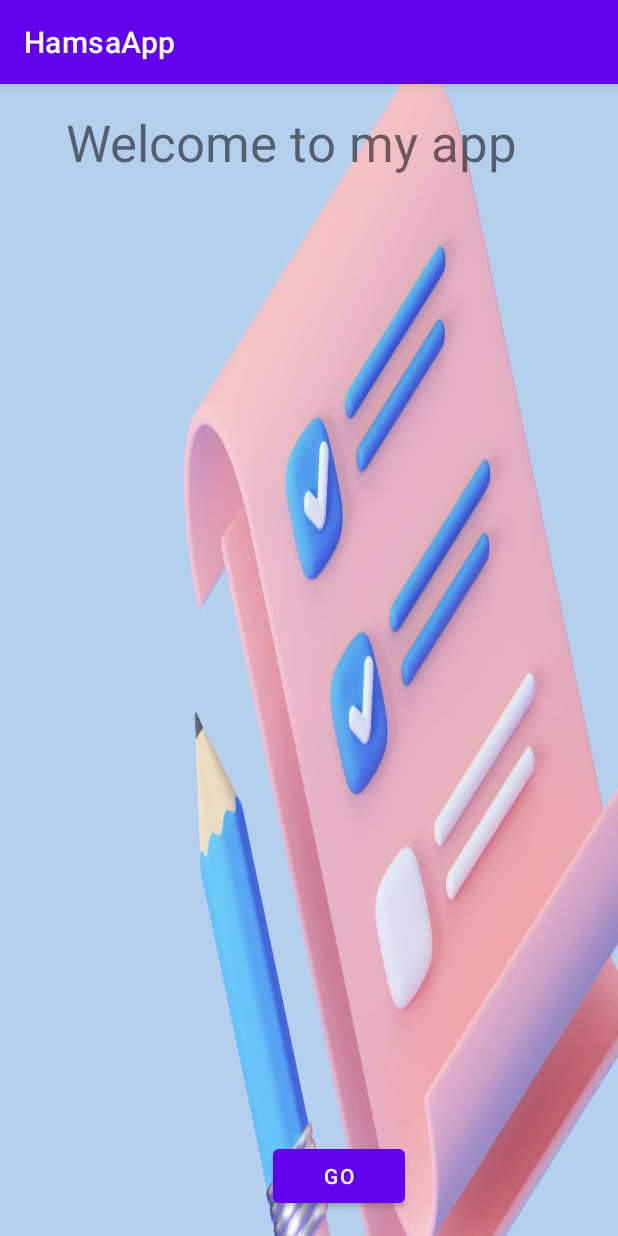
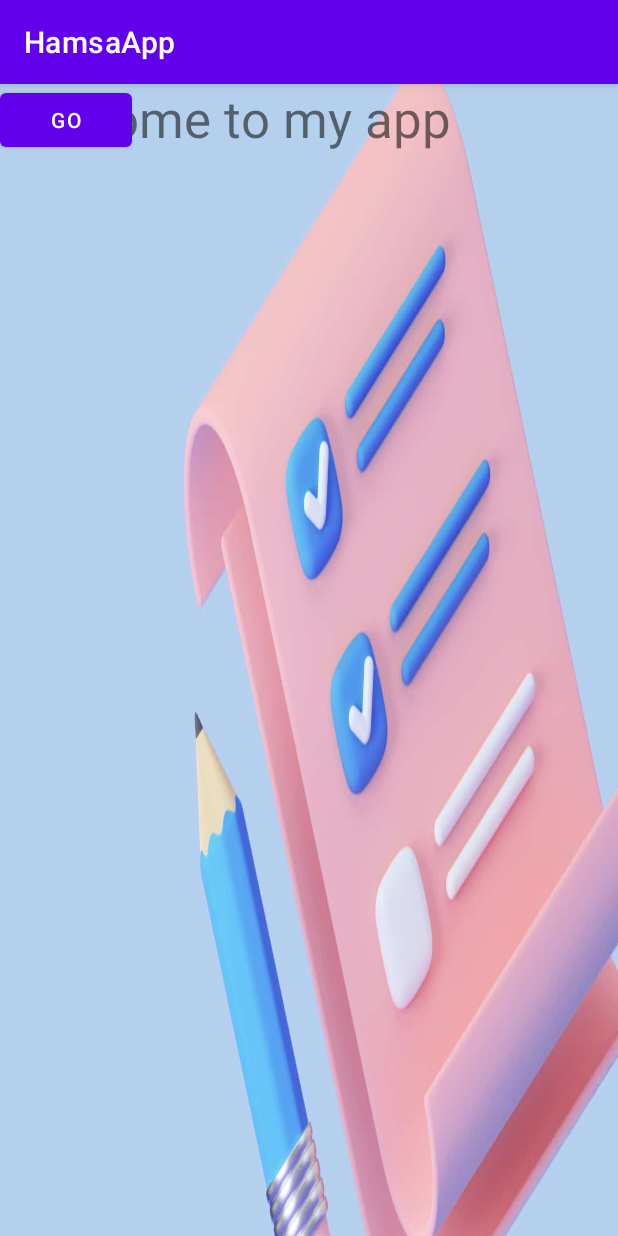
Before and after one commit to Hamsa9526Awad/HamsaApp, an Android app: the screen it shows after launch (MainActivity), on a phone screen of 412 x 824 dp. Run offline under Robolectric (Android 15) with nearby library versions, the phone set to English and light mode, and no system bars.

Commit message:
design main xml to do: add image

```diff
--- a/app/src/main/java/com/example/hamsaapp/SignIn.java
+++ b/app/src/main/java/com/example/hamsaapp/SignIn.java
@@ -3,12 +3,17 @@ package com.example.hamsaapp;
 import androidx.appcompat.app.AppCompatActivity;
 
 import android.os.Bundle;
+import android.widget.EditText;
 
 public class SignIn extends AppCompatActivity {
+
+    private EditText
 
     @Override
     protected void onCreate(Bundle savedInstanceState) {
         super.onCreate(savedInstanceState);
         setContentView(R.layout.activity_sign_in);
+
     }
+
 }
--- a/app/src/main/res/layout/activity_main.xml
+++ b/app/src/main/res/layout/activity_main.xml
@@ -9,29 +9,17 @@
 
     <TextView
         android:id="@+id/textView2"
-        android:layout_width="0dp"
-        android:layout_height="0dp"
-        android:layout_marginStart="44dp"
-        android:layout_marginTop="16dp"
-        android:layout_marginEnd="44dp"
-        android:layout_marginBottom="592dp"
+        android:layout_width="wrap_content"
+        android:layout_height="wrap_content"
         android:text="Welcome to my app"
-        android:textSize="34sp"
-        app:layout_constraintBottom_toTopOf="@+id/button"
-        app:layout_constraintEnd_toEndOf="parent"
-        app:layout_constraintStart_toStartOf="parent"
-        app:layout_constraintTop_toTopOf="parent" />
+        android:textSize="34sp" />
 
     <Button
         android:id="@+id/button"
         android:layout_width="wrap_content"
         android:layout_height="wrap_content"
-        android:layout_marginBottom="16dp"
         android:text="Go"
-        app:layout_constraintBottom_toBottomOf="parent"
-        app:layout_constraintEnd_toEndOf="parent"
-        app:layout_constraintHorizontal_bias="0.561"
-        app:layout_constraintStart_toStartOf="parent"
-        app:layout_constraintTop_toBottomOf="@+id/textView2" />
+        tools:layout_editor_absoluteX="170dp"
+        tools:layout_editor_absoluteY="537dp" />
 
 </androidx.constraintlayout.widget.ConstraintLayout>
```
Also changed, not shown: app/src/main/java/com/example/hamsaapp/Data/mySubject/Mysubject.java (added, +39 -0 lines), app/src/main/java/com/example/hamsaapp/Data/mySubject/MysubjectQuery.java (added, +43 -0 lines).
